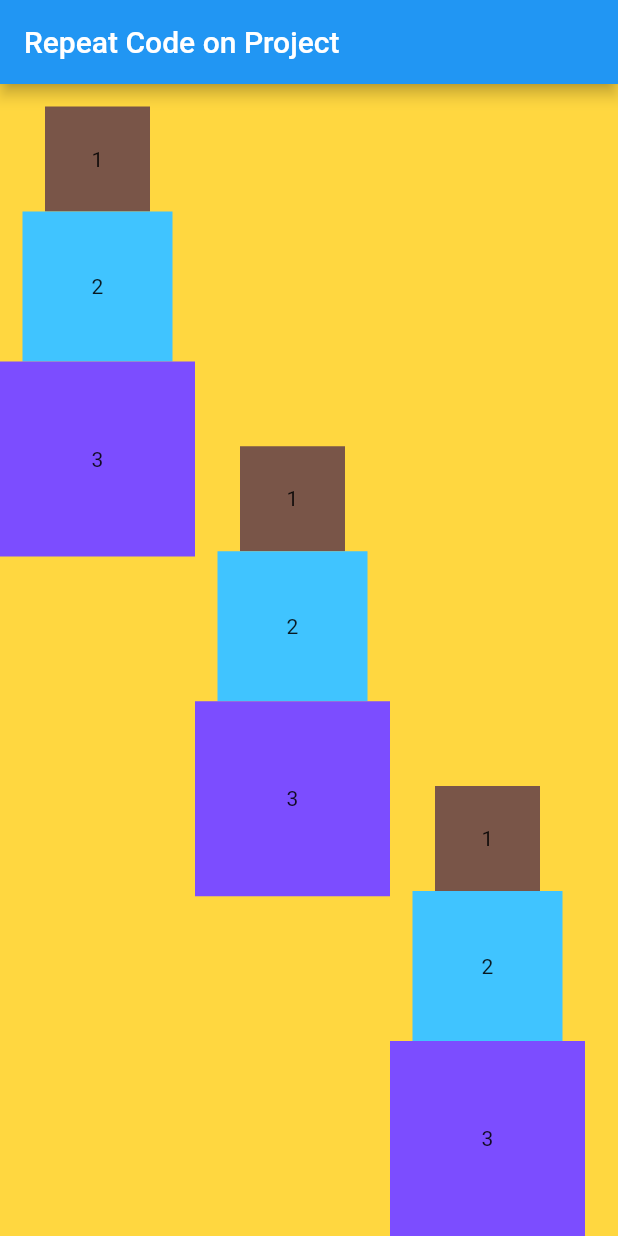
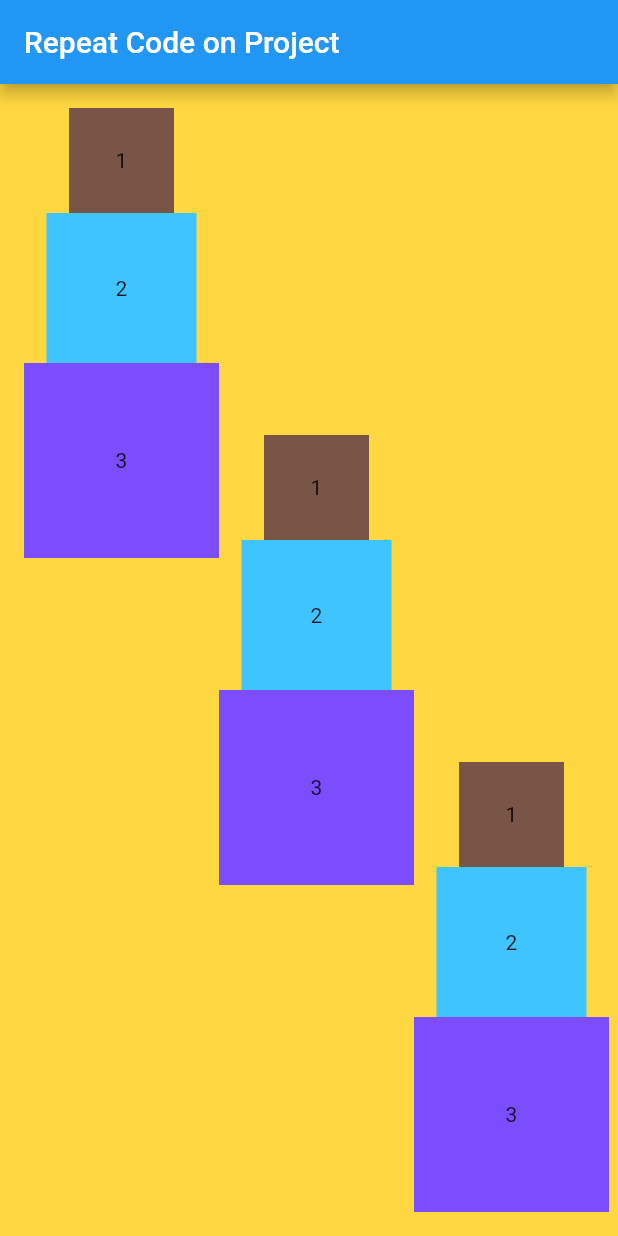
Before and after one commit to AliNurs/learn_1, a Flutter app: the screen it shows after launch, on a phone screen of 412 x 824 dp. Run offline on Flutter 3.47's test engine with Material 2 defaults, Android fonts, the phone set to English and light mode, and no system bars.

Commit message:
Всё закончил, Колонки готов!

```diff
--- a/lib/main.dart
+++ b/lib/main.dart
@@ -16,7 +16,10 @@ class MyApp extends StatelessWidget {
             'Repeat Code on Project',
           ),
         ),
-        body: Row(
+        body: Padding(
+          padding: const EdgeInsets.all(16.0),
+          child: Row(
+            mainAxisAlignment: MainAxisAlignment.spaceBetween,
             children: [
               // Не мог сделать ещё легко, Эсли есть варианты то подскажите Пожалуйста
               Column(
@@ -40,6 +43,7 @@ class MyApp extends StatelessWidget {
             ],
           ),
         ),
+      ),
     );
   }
 }
@@ -54,10 +58,6 @@ class RepeatedColumn extends StatelessWidget {
       children: [
         // Знаю не адекватно положил SizedBox но в голове не пришлось другой решение
 
-        SizedBox(
-          height: 15,
-          width: 15,
-        ),
         Container(
           height: 70,
           width: 70,
```
Lines whose indentation alone changed are shown as unchanged.
